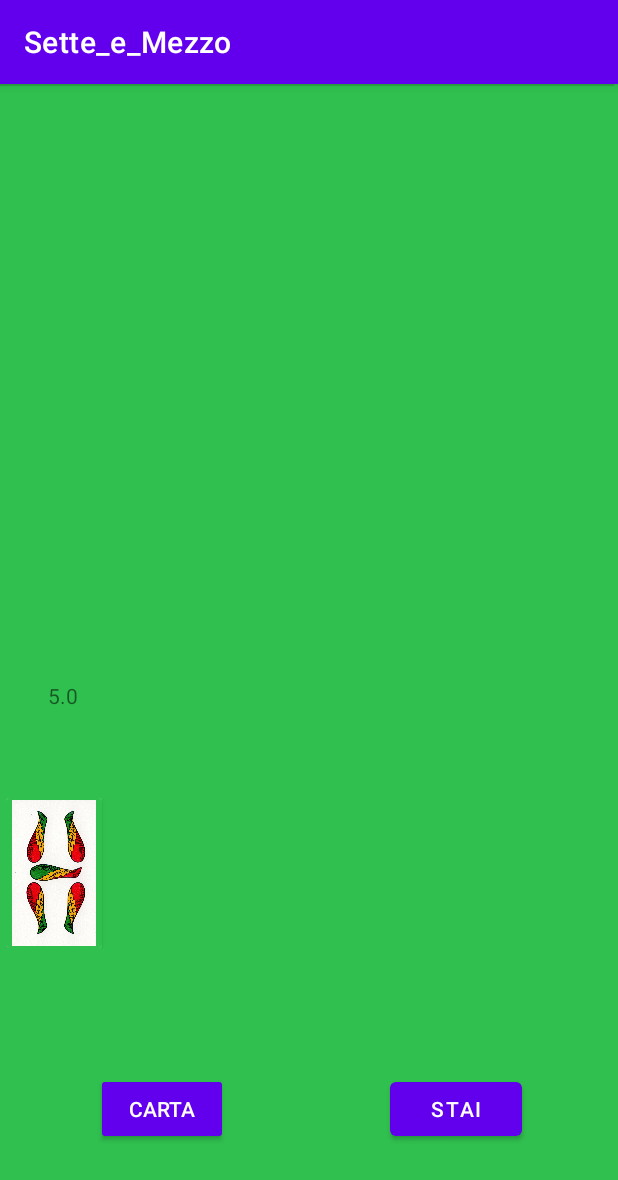
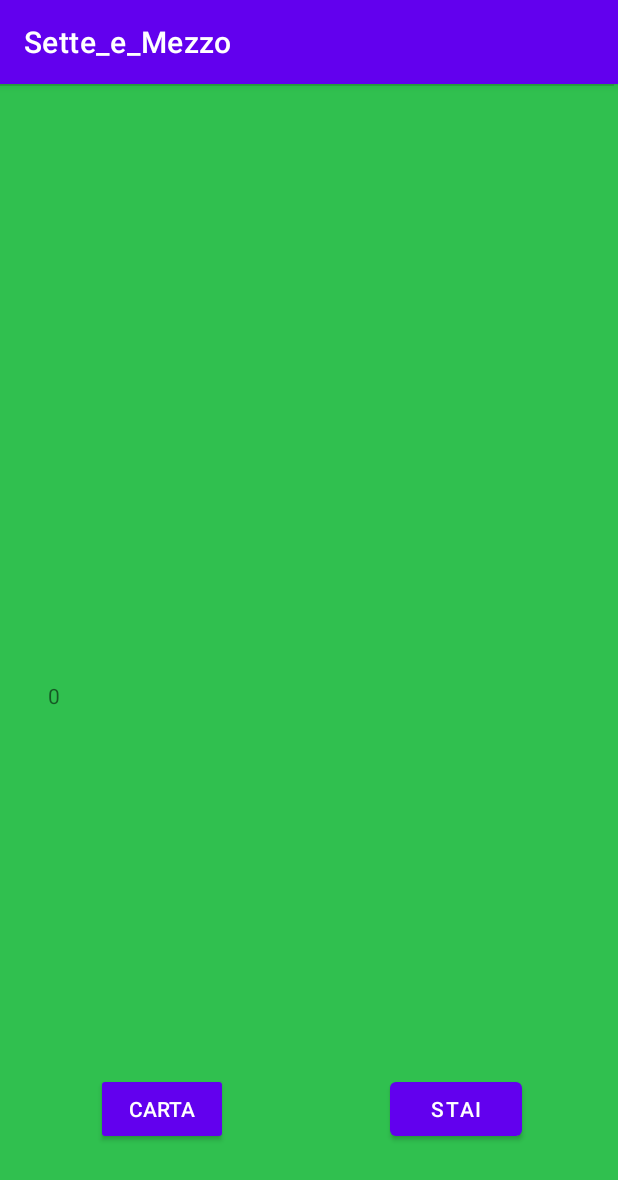
Before and after one commit to PasqualeRic/Sette-e-mezzo, an Android app: the screen it shows after launch (Game2PlayersActivity), after a tap on "GAME", on a phone screen of 412 x 824 dp. Shown: the top 1180 px of the screen. Run offline under Robolectric (Android 15) with nearby library versions, the phone set to English and light mode, and no system bars; 1 other tap on this screen came first.

Commit message:
commit for sinc

```diff
--- a/app/src/main/java/com/example/sette_e_mezzo/Game2PlayersActivity.java
+++ b/app/src/main/java/com/example/sette_e_mezzo/Game2PlayersActivity.java
@@ -149,7 +149,7 @@ public class Game2PlayersActivity extends AppCompatActivity {
             btnStaiDealer.setVisibility(v.INVISIBLE);
         });
 
-        btnCarta.callOnClick();
+        //btnCarta.callOnClick();
 
     }
 
--- a/app/src/main/res/layout/game2players.xml
+++ b/app/src/main/res/layout/game2players.xml
@@ -95,7 +95,7 @@
         android:layout_marginTop="48dp"
         app:layout_constraintBottom_toTopOf="@+id/guideline2"
         app:layout_constraintEnd_toEndOf="parent"
-        app:layout_constraintHorizontal_bias="0.877"
+        app:layout_constraintHorizontal_bias="0.874"
         app:layout_constraintStart_toStartOf="parent"
         app:layout_constraintTop_toBottomOf="@+id/recyclerViewDealer"
         app:layout_constraintVertical_bias="0.0" />
@@ -145,7 +145,7 @@
 
     <TextView
         android:id="@+id/tvResult"
-        android:layout_width="162dp"
+        android:layout_width="0dp"
         android:layout_height="39dp"
         android:fontFamily="sans-serif-black"
         android:textAlignment="center"
```
